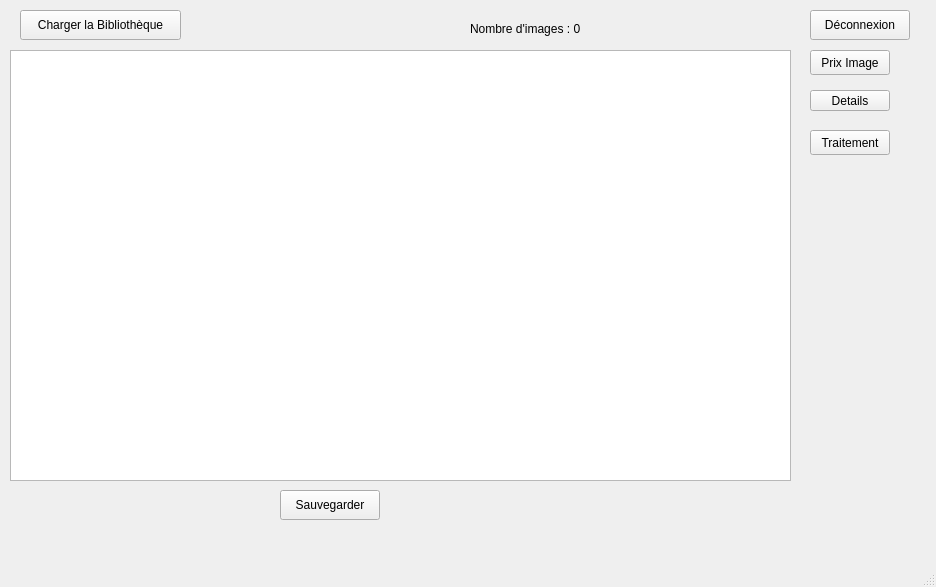
Qt form Descripteurs/tessst/bibliowindow.ui (TomAuclin/PROJETC_LMLTM) before a commit.
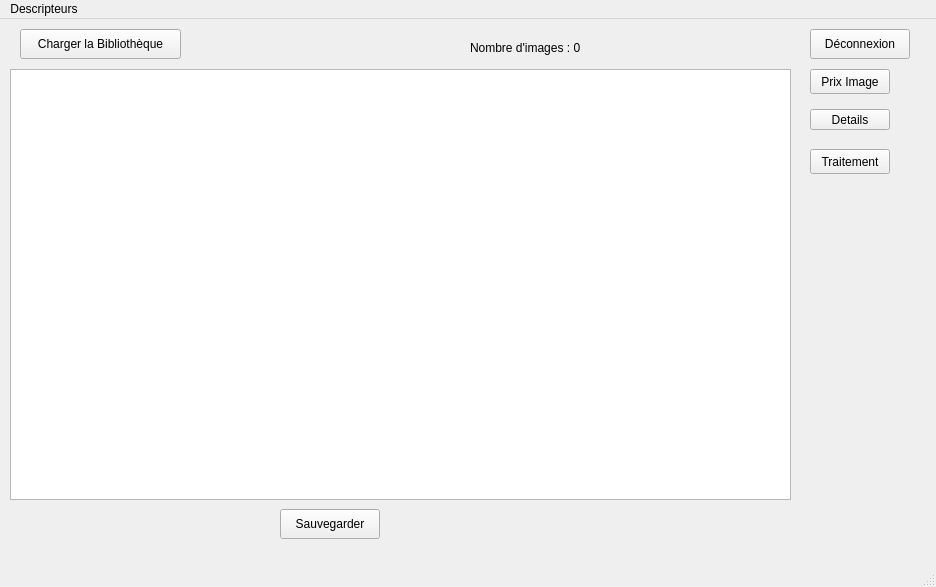
The same form after that commit.

What changed in the file:
```diff
--- a/Descripteurs/tessst/bibliowindow.ui
+++ b/Descripteurs/tessst/bibliowindow.ui
@@ -125,6 +125,15 @@
      <height>22</height>
     </rect>
    </property>
+   <widget class="QMenu" name="menuDescripteurs">
+    <property name="title">
+     <string>Descripteurs</string>
+    </property>
+    <addaction name="actionAjouterDescripteur"/>
+    <addaction name="actionModifierDescripteur"/>
+    <addaction name="actionSupprimer_un_descripteur"/>
+   </widget>
+   <addaction name="menuDescripteurs"/>
   </widget>
   <widget class="QStatusBar" name="statusbar"/>
  </widget>
```
Left out of the diff: 15 changed lines with no effect on the pictures.
